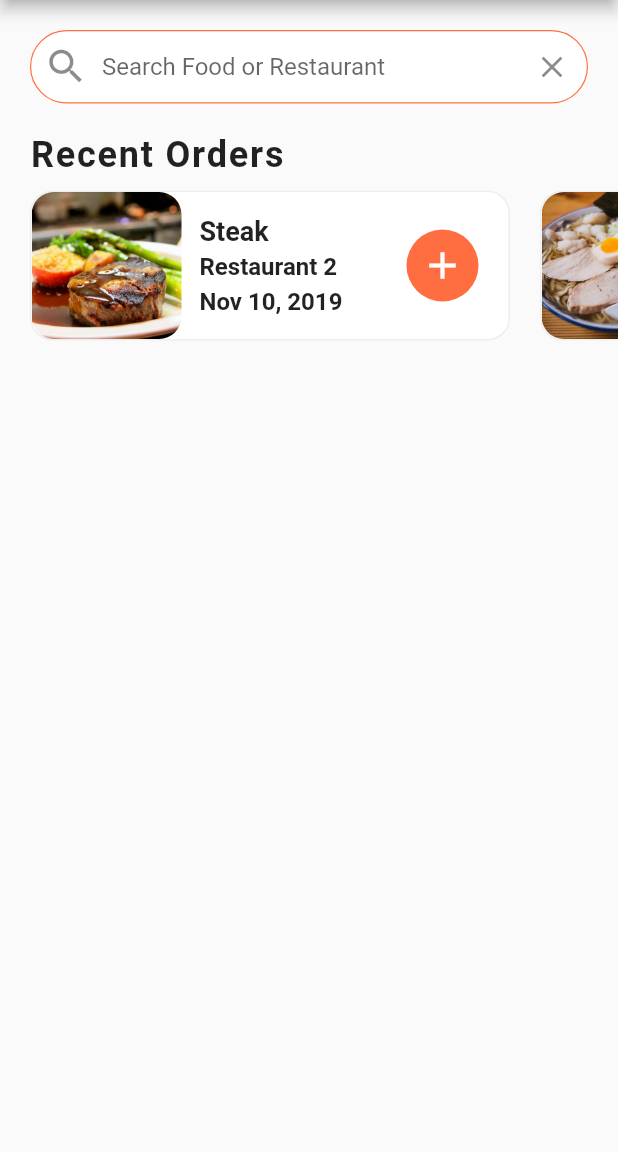
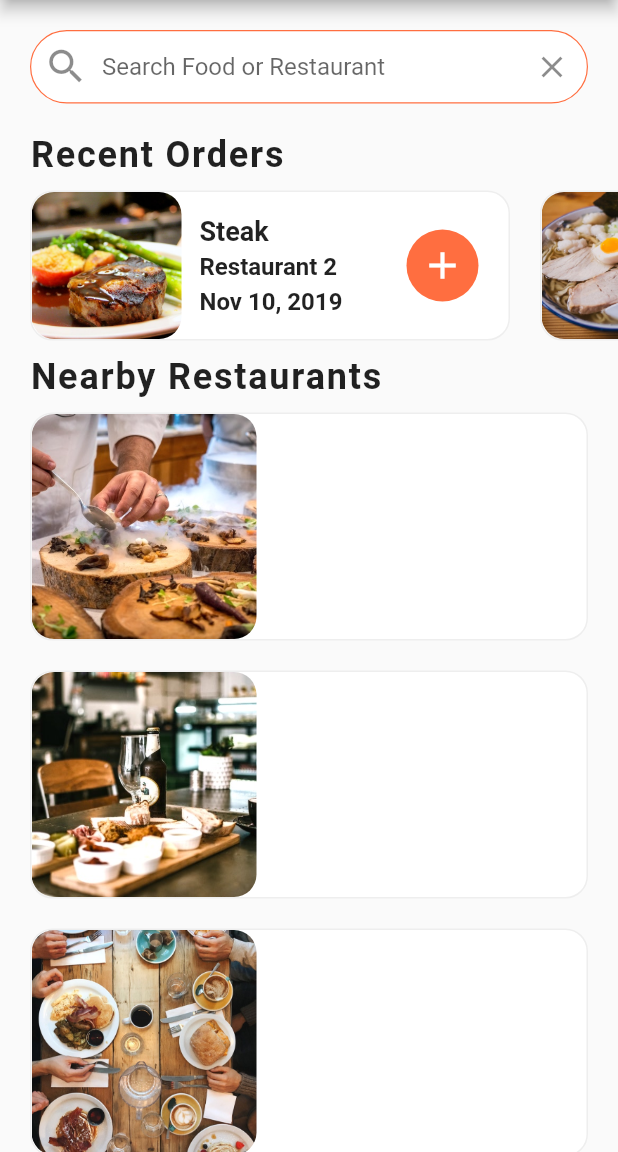
Before and after one commit to alexandrecyano/Food-Delivery-App-UI, a Flutter app: the screen it shows after launch, on a phone screen of 412 x 824 dp, the part 84-1236 px from its top. Run offline on Flutter 3.47's test engine with Material 2 defaults, Android fonts, the phone set to English and light mode, and no system bars.

Commit message:
restaurant list image

```diff
--- a/lib/screens/home_screen.dart
+++ b/lib/screens/home_screen.dart
@@ -1,5 +1,6 @@
 import 'package:flutter/material.dart';
 import 'package:food_delivery_app_ui/data/data.dart';
+import 'package:food_delivery_app_ui/models/restaurant.dart';
 import 'package:food_delivery_app_ui/widgets/recent_orders.dart';
 
 class HomeScreen extends StatefulWidget {
@@ -10,6 +11,37 @@ class HomeScreen extends StatefulWidget {
 }
 
 class _HomeScreenState extends State<HomeScreen> {
+  _buildRestaurants() {
+    List<Widget> restaurantList = [];
+    restaurants.forEach((Restaurant restaurant) {
+      restaurantList.add(
+        Container(
+          margin: EdgeInsets.symmetric(horizontal: 20.0, vertical: 10.0),
+          decoration: BoxDecoration(
+              color: Colors.white,
+              borderRadius: BorderRadius.circular(15.0),
+              border: Border.all(
+                width: 1.0,
+                color: Colors.grey.shade200,
+              )),
+          child: Row(
+            children: <Widget>[
+              ClipRRect(
+                borderRadius: BorderRadius.circular(15.0),
+                child: Image(
+                    height: 150.0,
+                    width: 150,
+                    image: AssetImage(restaurant.imageUrl),
+                    fit: BoxFit.cover),
+              ),
+            ],
+          ),
+        ),
+      );
+    });
+    return Column(children: restaurantList);
+  }
+
   @override
   Widget build(BuildContext context) {
     return Scaffold(
@@ -62,6 +94,22 @@ class _HomeScreenState extends State<HomeScreen> {
             )),
           ),
           RecentOrders(),
+          Column(
+            crossAxisAlignment: CrossAxisAlignment.start,
+            children: <Widget>[
+              Padding(
+                padding: EdgeInsets.symmetric(horizontal: 20.0),
+                child: Text(
+                  'Nearby Restaurants',
+                  style: TextStyle(
+                      fontSize: 24.0,
+                      fontWeight: FontWeight.w600,
+                      letterSpacing: 1.2),
+                ),
+              ),
+              _buildRestaurants(),
+            ],
+          )
         ],
       ),
     );
```
